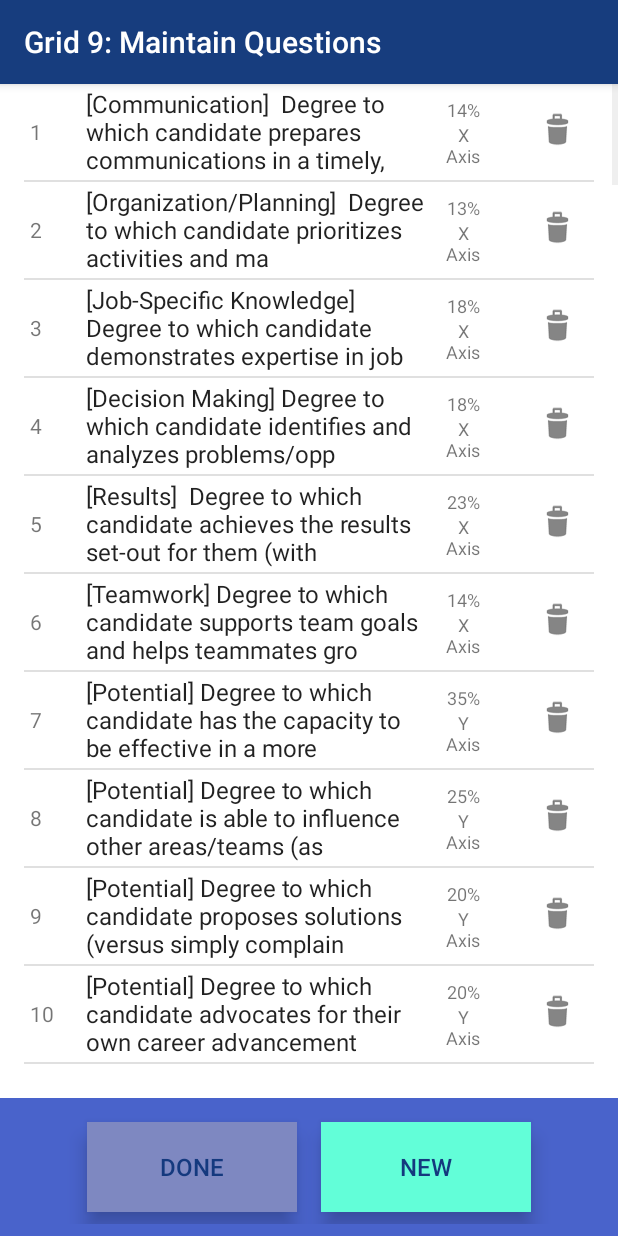
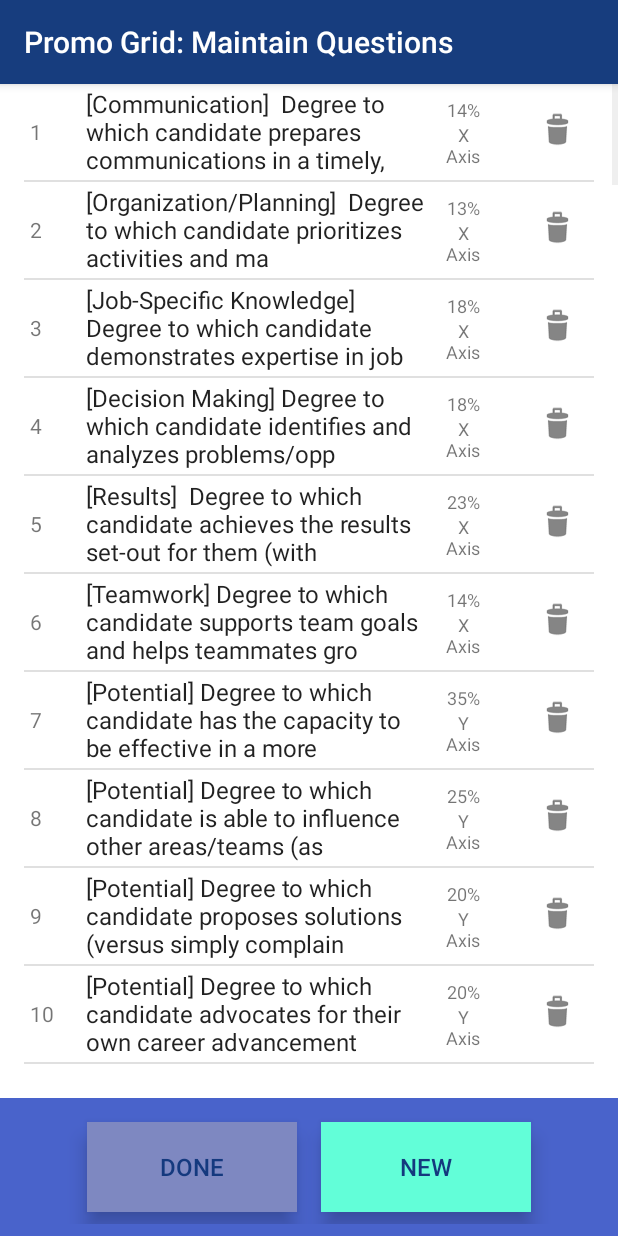
Before and after one commit to pgallini/nineBox, an Android app: the QuestionsListActivity screen opened directly, with no data from a screen before it, on a phone screen of 412 x 824 dp. Run offline under Robolectric (Android 15) with nearby library versions, the phone set to English and light mode, and no system bars.

Commit message:
redesigned main menu, general clean-up

```diff
--- a/Application/src/main/AndroidManifest.xml
+++ b/Application/src/main/AndroidManifest.xml
@@ -11,8 +11,8 @@
 
     <application
         android:allowBackup="true"
-        android:icon="@drawable/ic_launcher"
-        android:label="Grid 9"
+        android:icon="@drawable/ic_launcher_promogrid"
+        android:label="@string/appname"
         android:theme="@style/Theme.AppCompat.Light.NoActionBar">
         <!--android:theme="@style/AppTheme"-->
 
--- a/Application/src/main/res/layout/questions_list_item.xml
+++ b/Application/src/main/res/layout/questions_list_item.xml
@@ -17,16 +17,6 @@
         android:orientation="horizontal"
         android:showDividers="middle">
 
-        <!--
-            Any view or view group can become interactive by simply setting the
-            android:clickable and android:focusable attributes to true.
-
-            When doing this, make sure to provide adequate touch feedback by also
-            setting the view background to ?android:selectableItemBackground. When
-            using the Holo theme, this drawable is transparent by default, but
-            changes to a translucent color overlay when the view is pressed or
-            focused.
-        -->
         <LinearLayout
             android:id="@+id/primary_target"
             android:layout_width="0dp"
@@ -86,11 +76,6 @@
             </LinearLayout>
         </LinearLayout>
 
-        <!--
-            When using the Holo theme, setting a Button or ImageButton to
-            ?android:borderlessButtonStyle removes its border and sets the
-            background to ?android:selectableItemBackground, as described above.
-        -->
         <ImageButton
             android:id="@+id/delete_action"
             style="?android:borderlessButtonStyle"
```
Also changed, not shown: Application/src/main/res/layout/candidates_list_item.xml (+0 -15 lines), Application/src/main/res/layout/nine_box_main.xml (+11 -2 lines), Application/src/main/res/values/strings.xml (+9 -8 lines), Application/src/main/res/values/styles.xml (+13 -1 lines), Application/src/main/res/drawable-hdpi/ic_launcher_promogrid.png (added), Application/src/main/res/drawable-mdpi/ic_launcher.png (deleted), Application/src/main/res/drawable-mdpi/ic_launcher_promogrid.png (added), Application/src/main/res/drawable-xhdpi/ic_launcher.png (deleted), Application/src/main/res/drawable-xhdpi/ic_launcher_promogrid.png (added), Application/src/main/res/drawable-xxhdpi/add_people_image.png, Application/src/main/res/drawable-xxhdpi/eval_people_image.png, Application/src/main/res/drawable-xxhdpi/grid_background.png, Application/src/main/res/drawable-xxhdpi/ic_launcher.png (deleted), Application/src/main/res/drawable-xxhdpi/ic_launcher_promogrid.png (added), 2 more files, 3 other files.
